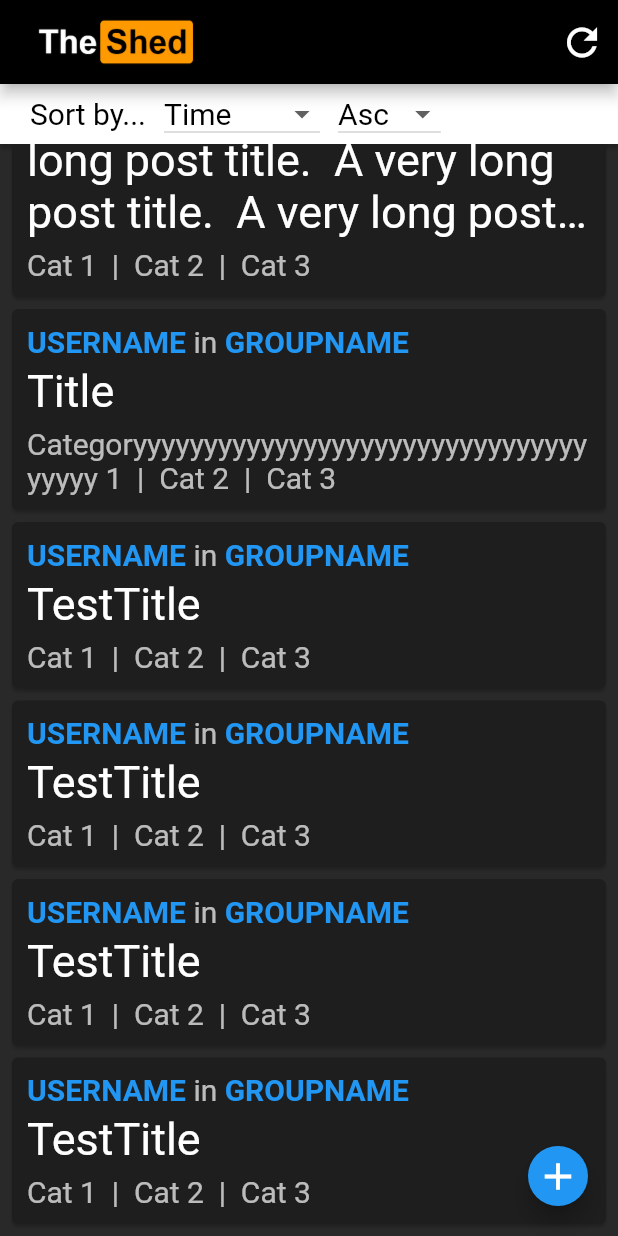
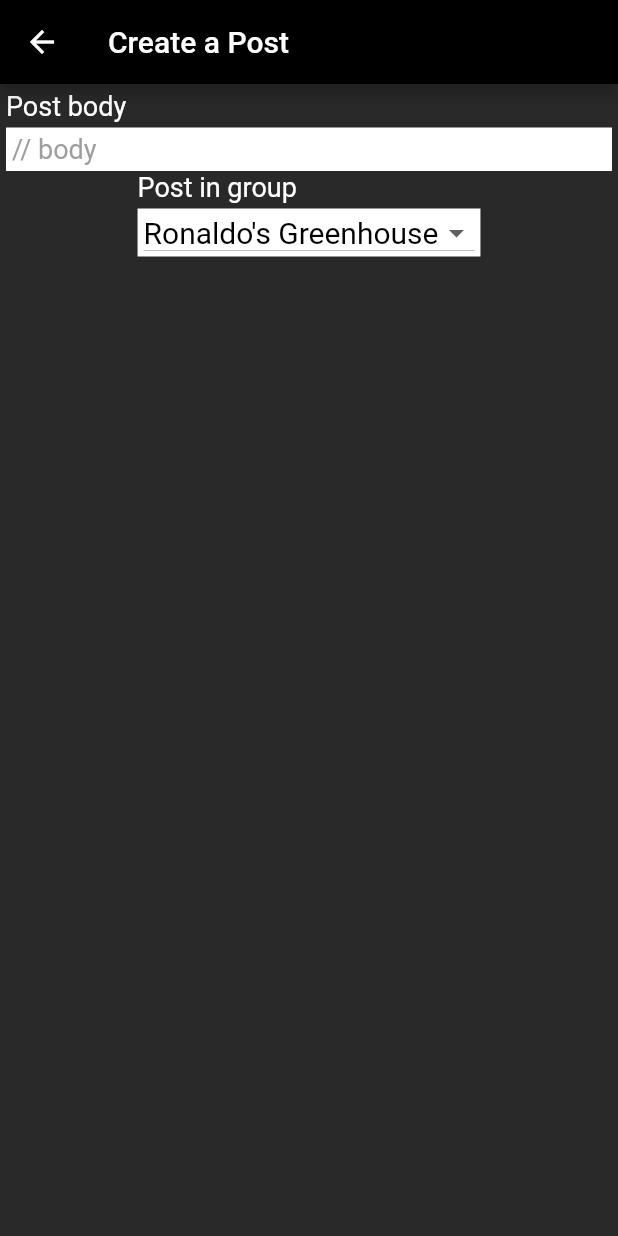
Before and after one commit to rijkdw/the_shed, a Flutter app: the FeedPage screen opened directly, scrolled down 545 dp, after a tap on the "add" icon, on a phone screen of 412 x 824 dp. Run offline on Flutter 3.47's test engine with Material 2 defaults, Android fonts, the phone set to English and light mode, and no system bars; our stand-ins replace curved_navigation_bar.

Commit message:
Created createpost.dart for creating a post

```diff
--- a/front-end/lib/screens/home/chats.dart
+++ b/front-end/lib/screens/home/chats.dart
@@ -93,7 +93,8 @@ class ConversationList extends StatelessWidget {
           } else {
             return null;
           }
-        }),
+        }
+      ),
     );
   }
 }
--- /dev/null
+++ b/front-end/lib/screens/home/createpost.dart
@@ -0,0 +1,134 @@
+import 'package:flutter/material.dart';
+
+class PostCreatorPage extends StatelessWidget {
+  @override
+  Widget build(BuildContext context) {
+    return Scaffold(
+      appBar: AppBar(
+          backgroundColor: Colors.black,
+          title: Text(
+            'Create a Post',
+          )),
+      body: Container(
+        height: MediaQuery.of(context).size.height,
+        width: MediaQuery.of(context).size.width,
+        padding: const EdgeInsets.all(4),
+        color: Color.fromRGBO(41, 41, 41, 1),
+        child: Column(
+          children: [
+            PostFieldWidget(
+              hintText: '// body',
+              labelText: 'Post body',
+            ),
+            GroupSelector(),
+          ],
+        ),
+      ),
+    );
+  }
+}
+
+
+
+class GroupSelector extends StatefulWidget {
+
+  @override
+  _GroupSelectorState createState() => _GroupSelectorState();
+}
+
+class _GroupSelectorState extends State<GroupSelector> {
+
+  String selectedGroup = 'Ronaldo\'s Greenhouse';
+
+  @override
+  Widget build(BuildContext context) {
+
+    final _style = TextStyle(fontSize: 20, color: Colors.black);
+    final _labelStyle = TextStyle(color: Colors.white, fontSize: 18);
+
+    return Column(
+      crossAxisAlignment: CrossAxisAlignment.start,
+      children: [
+        Text(
+          'Post in group',
+          style: _labelStyle,
+        ),
+        Container(
+          padding: const EdgeInsets.all(4),
+          margin: const EdgeInsets.only(top: 4),
+          decoration: BoxDecoration(
+            color: Colors.white,
+          ),
+          child: DropdownButton<String>(
+            value: selectedGroup,
+            icon: null,
+            elevation: 8,
+            isDense: true,
+            style: _style,
+            items: ['Ronaldo\'s Greenhouse', 'Rijk\'s Gaming Clan', 'Steve\'s Linux Disco']
+              .map<DropdownMenuItem<String>>((String value) {
+                return DropdownMenuItem<String>(
+                  value: value,
+                  child: Text(value),
+                );
+              }
+            ).toList(),
+            onChanged: (String newValue) {
+              print('\"$newValue\" has been selected as group');
+            },
+          ),
+        ),
+      ],
+    );
+  }
+}
+
+
+
+class PostFieldWidget extends StatefulWidget {
+
+  final labelText;
+  final hintText;
+
+  PostFieldWidget({this.labelText, this.hintText});
+
+  @override
+  _PostFieldWidgetState createState() => _PostFieldWidgetState();
+}
+
+class _PostFieldWidgetState extends State<PostFieldWidget> {
+
+  final TextEditingController bodyController = new TextEditingController();
+
+  @override
+  Widget build(BuildContext context) {
+    final _labelStyle = TextStyle(color: Colors.white, fontSize: 18);
+    final _inputTextStyle = TextStyle(color: Colors.black, fontSize: 18.0);
+    final _inputHintStyle = TextStyle(color: Colors.grey, fontSize: 18.0);
+
+    return Column(
+      crossAxisAlignment: CrossAxisAlignment.start,
+      children: [
+        Text(
+          widget.labelText,
+          style: _labelStyle,
+        ),
+        Container(
+          padding: const EdgeInsets.all(4),
+          margin: const EdgeInsets.only(top: 4),
+          decoration: BoxDecoration(
+            color: Colors.white,
+          ),
+          child: TextField(
+            style: _inputTextStyle,
+            controller: bodyController,
+            decoration: InputDecoration.collapsed(
+              hintText: widget.hintText,
+              hintStyle: _inputHintStyle,
+            ),
+          ),
+        ),
+      ],
+    );
+  }
+}
--- a/front-end/lib/screens/home/feed.dart
+++ b/front-end/lib/screens/home/feed.dart
@@ -2,6 +2,7 @@ import 'package:flutter/material.dart';
 import 'package:rw334/models/post.dart';
 import 'global.dart';
 import 'postpage.dart';
+import 'createpost.dart';
 
 class FeedPage extends StatelessWidget {
 
@@ -58,7 +59,7 @@ class NewPostButton extends StatelessWidget {
         size: 30,
       ),
       onPressed: () {
-        print('Make a new post.');
+        Navigator.of(context).push(MaterialPageRoute(builder: (context) => PostCreatorPage()));
       },
     );
   }
@@ -105,15 +106,10 @@ class _SortingBarState extends State<SortingBar> {
   String sortingKey = 'Time';
   String sortingOrder = 'Asc';
 
-
-
   @override
   Widget build(BuildContext context) {
 
-    final TextStyle _style = TextStyle(
-      fontSize: 20,
-      color: Colors.black,
-    );
+    final TextStyle _style = TextStyle(fontSize: 20, color: Colors.black);
 
     return Container(
       padding: const EdgeInsets.all(8),
```
